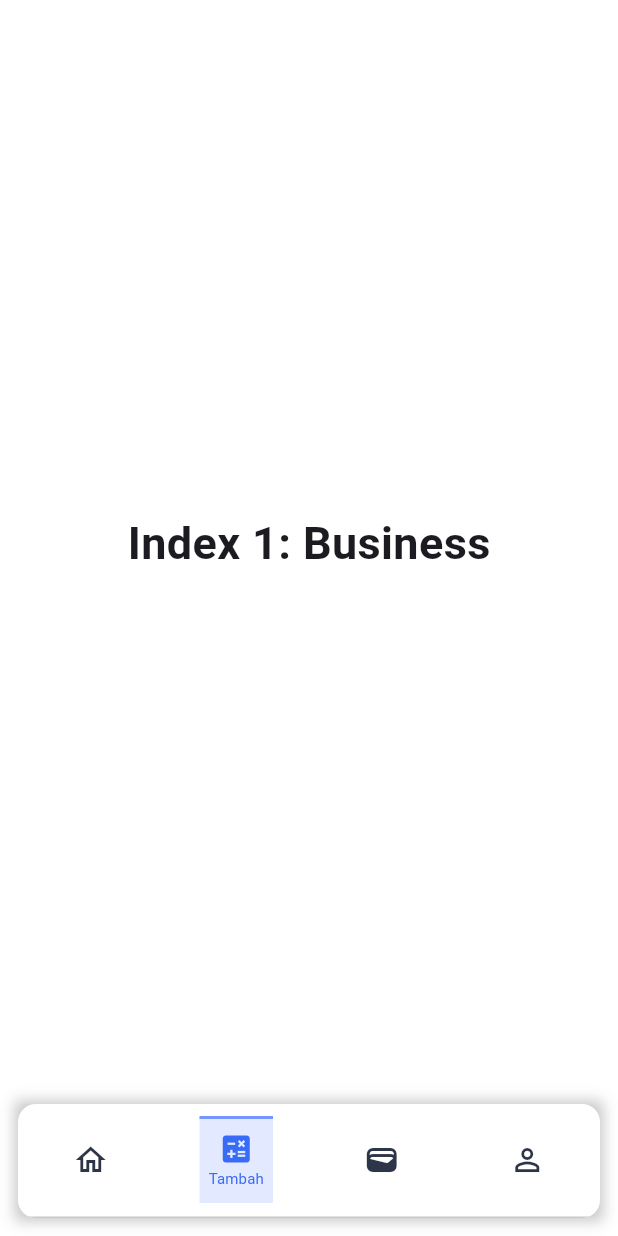
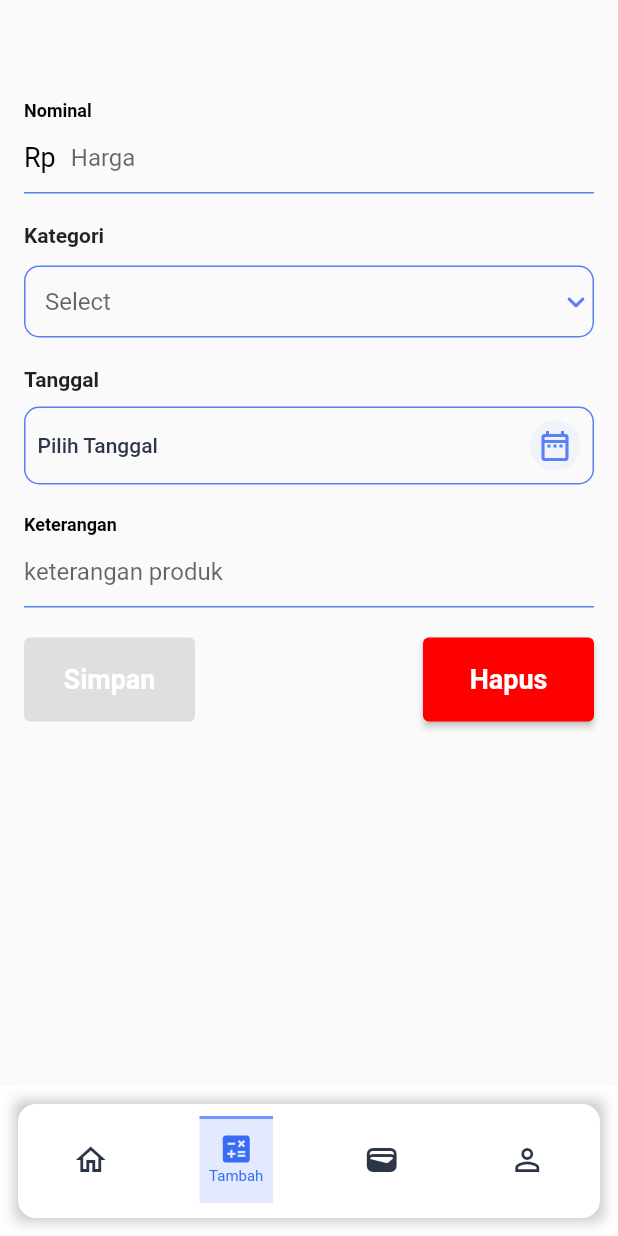
Before and after one commit to adhityabagasmiwa98/flutter-ngirit, a Flutter app: the MainPage screen opened directly, item 2 of the bottom bar chosen, on a phone screen of 412 x 824 dp. Run offline on Flutter 3.47's test engine with Material 2 defaults, Android fonts, the phone set to English and light mode, and no system bars; our stand-ins replace fl_chart.

Commit message:
slicing form screen

```diff
--- a/lib/main.dart
+++ b/lib/main.dart
@@ -1,5 +1,6 @@
 import 'package:flutter/material.dart';
 import 'package:flutter_ngirit/presentation/misc/app_colors.dart';
+import 'package:flutter_ngirit/presentation/pages/form_screen/form_screen_page.dart';
 import 'package:flutter_ngirit/presentation/pages/splash_screen/splash_screen_page.dart';
 
 void main() {
@@ -16,9 +17,9 @@ class MyApp extends StatelessWidget {
       debugShowCheckedModeBanner: false,
       theme: ThemeData(
         colorScheme: ColorScheme.fromSeed(seedColor: colorPrimary),
-        useMaterial3: true,
+        useMaterial3: false,
       ),
-      home: const SplashScreenPage(),
+      home: const FormScreenPage(),
     );
   }
 }
--- a/lib/presentation/misc/app_colors.dart
+++ b/lib/presentation/misc/app_colors.dart
@@ -2,6 +2,8 @@ import 'package:flutter/material.dart';
 
 const Color colorPrimary = Color.fromRGBO(1, 26, 253, 1);
 const Color colorSecondary = Color.fromRGBO(0, 0, 0, 0.17);
+const Color colorRed = Color.fromRGBO(255, 0, 0, 1);
+const Color colorBlue = Color.fromRGBO(89, 128, 248, 1);
 
 const Color darkBlue = Color.fromRGBO(13, 70, 240, 0.12);
 const Color darkBlack = Color.fromRGBO(217, 217, 217, 1);
--- a/lib/presentation/misc/app_styles.dart
+++ b/lib/presentation/misc/app_styles.dart
@@ -4,6 +4,7 @@ import 'app_sizes.dart';
 const TextStyle _textStyleW400 = TextStyle(fontWeight: FontWeight.w400);
 TextStyle textStyleW400S10 = _textStyleW400.copyWith(fontSize: AppSize.text10);
 TextStyle textStyleW400S12 = _textStyleW400.copyWith(fontSize: AppSize.text12);
+TextStyle textStyleW400S18 = _textStyleW400.copyWith(fontSize: AppSize.text18);
 
 const TextStyle _textStyleW500 = TextStyle(fontWeight: FontWeight.w500);
 TextStyle textStyleW500S12 = _textStyleW500.copyWith(fontSize: AppSize.text12);
--- /dev/null
+++ b/lib/presentation/pages/form_screen/form_screen_controller.dart
@@ -0,0 +1,60 @@
+import 'package:flutter/material.dart';
+
+class FormScreenController {
+  bool _nominalValid = false,
+      _categoryValid = false,
+      _dateValid = false,
+      _descriptionValid = false;
+
+  List<String> categoryData = [
+    'Makanan dan Minuman',
+    'Belanja Bulanan',
+    'Hiburan',
+    'Tagihan',
+    'Bensin',
+  ];
+
+  final TextEditingController _nominalTextController = TextEditingController();
+  final TextEditingController _descriptionTextController =
+      TextEditingController();
+
+  TextEditingController get nominalTextController => _nominalTextController;
+  TextEditingController get descriptionTextController =>
+      _descriptionTextController;
+
+  String _categoryValue = '';
+  String _dateValue = '';
+
+  String get categoryValue => _categoryValue;
+  String get dateValue => _dateValue;
+
+  void validateNominal() {
+    _nominalValid = _nominalTextController.text.isNotEmpty;
+  }
+
+  void validateCategory(String value) {
+    _categoryValid = value.isNotEmpty;
+    _categoryValue = value;
+  }
+
+  void validateDate(String value) {
+    _dateValid = value.isNotEmpty;
+    _dateValue = value;
+  }
+
+  void validateDescription() {
+    _descriptionValid = _descriptionTextController.text.isNotEmpty;
+  }
+
+  void handleSubmitButton() {
+    // TODO : Push to API
+    print('Nominal : ' + nominalTextController.text);
+    print('Kategori : ' + categoryValue);
+    print('Tanggal : ' + dateValue);
+    print('Keterangan : ' + descriptionTextController.text);
+  }
+
+  bool isBtnEnabled() {
+    return _nominalValid && _descriptionValid && _categoryValid && _dateValid;
+  }
+}
--- /dev/null
+++ b/lib/presentation/pages/form_screen/form_screen_page.dart
@@ -0,0 +1,130 @@
+import 'package:flutter/material.dart';
+import 'package:flutter_ngirit/presentation/misc/app_strings.dart';
+import 'package:flutter_ngirit/presentation/pages/form_screen/form_screen_controller.dart';
+import 'package:flutter_ngirit/presentation/widgets/common_button.dart';
+import 'package:flutter_ngirit/presentation/widgets/common_date_input.dart';
+import 'package:flutter_ngirit/presentation/widgets/common_dropdown_input.dart';
+import 'package:flutter_ngirit/presentation/widgets/commont_text_input.dart';
+import 'package:flutter_ngirit/presentation/widgets/common_modal.dart';
+
+import '../../misc/app_colors.dart';
+
+class FormScreenPage extends StatefulWidget {
+  const FormScreenPage({super.key});
+
+  @override
+  State<FormScreenPage> createState() => _FormScreenPageState();
+}
+
+class _FormScreenPageState extends State<FormScreenPage> {
+  late FormScreenController _controller;
+
+  @override
+  void initState() {
+    super.initState();
+    _controller = FormScreenController();
+  }
+
+  @override
+  Widget build(BuildContext context) {
+    return Scaffold(
+      body: SafeArea(
+        child: ListView(
+          padding: const EdgeInsets.only(
+            left: 16,
+            right: 16,
+            top: 67,
+          ),
+          children: [
+            CommonTextInput(
+              labelText: 'Nominal',
+              placeholder: 'Harga',
+              controller: _controller.nominalTextController,
+              onChanged: (value) {
+                setState(() {
+                  _controller.validateNominal();
+                });
+              },
+              withBorderBottom: true,
+              withAddon: true,
+              addonText: 'Rp',
+              isNumber: true,
+            ),
+            const SizedBox(height: 20),
+            CommonDropdownInput(
+              labelText: 'Kategori',
+              placeholder: 'Select',
+              data: _controller.categoryData,
+              onChanged: (value) {
+                setState(() {
+                  _controller.validateCategory(value ?? '');
+                });
+              },
+            ),
+            const SizedBox(height: 20),
+            CommonDateInput(
+              labelText: 'Tanggal',
+              placeholder: 'Pilih Tanggal',
+              value: _controller.dateValue,
+              onChanged: (value) {
+                setState(() {
+                  _controller.validateDate(value);
+                });
+              },
+            ),
+            const SizedBox(height: 20),
+            CommonTextInput(
+              labelText: 'Keterangan',
+              placeholder: 'keterangan produk',
+              controller: _controller.descriptionTextController,
+              onChanged: (value) {
+                setState(() {
+                  _controller.validateDescription();
+                });
+              },
+              withBorderBottom: true,
+            ),
+            const SizedBox(height: 20),
+            Row(
+              mainAxisAlignment: MainAxisAlignment.spaceBetween,
+              children: [
+                CommonButton(
+                  text: 'Simpan',
+                  textColor: Colors.white,
+                  backgroundColor: lightBlue,
+                  onPressed: () {
+                    _controller.handleSubmitButton();
+                  },
+                  width: 114,
+                  height: 56,
+                  isEnabled: _controller.isBtnEnabled(),
+                ),
+
+                /* TODO : Will Handle Later */
+                CommonButton(
+                  text: 'Hapus',
+                  textColor: Colors.white,
+                  backgroundColor: colorRed,
+                  onPressed: () {
+                    showDialog(
+                      context: context,
+                      builder: (BuildContext context) {
+                        return const CommonModal(
+                          image: '${AppStrings.imagePath}img_success.png',
+                          message: 'Transaksi  Berhasil Tersimpan',
+                        );
+                      },
+                    );
+                  },
+                  width: 114,
+                  height: 56,
+                  isEnabled: true,
+                ),
+              ],
+            ),
+          ],
+        ),
+      ),
+    );
+  }
+}
--- a/lib/presentation/pages/main/main_controller.dart
+++ b/lib/presentation/pages/main/main_controller.dart
@@ -1,4 +1,5 @@
 import 'package:flutter/material.dart';
+import 'package:flutter_ngirit/presentation/pages/form_screen/form_screen_page.dart';
 import 'package:flutter_ngirit/presentation/pages/home/home_page.dart';
 
 class MainController {
@@ -16,10 +17,7 @@ class MainController {
 
   final List<Widget> bodyView = const <Widget>[
     HomePage(),
-    Text(
-      'Index 1: Business',
-      style: optionStyle,
-    ),
+    FormScreenPage(),
     Text(
       'Index 2: School',
       style: optionStyle,
--- a/lib/presentation/widgets/common_button.dart
+++ b/lib/presentation/widgets/common_button.dart
@@ -6,12 +6,15 @@ import '../misc/app_colors.dart';
 class CommonButton extends StatelessWidget {
   final Color backgroundColor, textColor;
   final String text;
+  final double width, height;
   final Function() onPressed;
   final bool? isEnabled;
 
   const CommonButton({
     super.key,
     this.isEnabled = true,
+    this.width = double.infinity,
+    this.height = 38,
     required this.text,
     required this.textColor,
     required this.backgroundColor,
@@ -22,12 +25,13 @@ class CommonButton extends StatelessWidget {
   Widget build(BuildContext context) {
     return ElevatedButton(
       style: ElevatedButton.styleFrom(
-          backgroundColor:
-              isEnabled ?? true ? backgroundColor : disabledButton),
+        backgroundColor: isEnabled ?? true ? backgroundColor : disabledButton,
+        fixedSize: Size(width, height),
+      ),
       onPressed: isEnabled ?? true ? onPressed : null,
       child: Text(
         text,
-        style: textStyleW500S12.copyWith(
+        style: textStyleW700S18.copyWith(
           color: textColor,
         ),
       ),
--- /dev/null
+++ b/lib/presentation/widgets/common_date_input.dart
@@ -0,0 +1,82 @@
+import 'package:flutter/material.dart';
+import 'package:flutter_ngirit/presentation/misc/app_colors.dart';
+import 'package:intl/intl.dart';
+
+class CommonDateInput extends StatelessWidget {
+  final String labelText, placeholder, value;
+  final Function(String) onChanged;
+
+  const CommonDateInput({
+    super.key,
+    required this.labelText,
+    required this.placeholder,
+    required this.onChanged,
+    this.value = '',
+  });
+
+  @override
+  Widget build(BuildContext context) {
+    void showDatePickerModal() {
+      showDatePicker(
+        context: context,
+        initialDate: DateTime.now(),
+        firstDate: DateTime(2000),
+        lastDate: DateTime(2025),
+      ).then((value) {
+        String date =
+            DateFormat('dd MMMM yyyy').format(value ?? DateTime.now());
+        onChanged(date);
+      });
+    }
+
+    return Column(
+      crossAxisAlignment: CrossAxisAlignment.start,
+      children: [
+        Text(
+          labelText,
+          style: const TextStyle(
+            fontWeight: FontWeight.bold,
+          ),
+        ),
+        const SizedBox(height: 10),
+        Container(
+          width: double.infinity,
+          decoration: BoxDecoration(
+            border: Border.all(
+              color: colorBlue,
+              width: 1,
+            ),
+            borderRadius: BorderRadius.circular(10),
+          ),
+          child: TextButton(
+            onPressed: showDatePickerModal,
+            child: Row(
+              mainAxisAlignment: MainAxisAlignment.spaceBetween,
+              children: [
+                Text(
+                  value.isNotEmpty ? value : placeholder,
+                  style: const TextStyle(
+                    color: Color(0xff2D3648),
+                  ),
+                ),
+                Container(
+                  width: 34,
+                  height: 34,
+                  decoration: BoxDecoration(
+                    color: colorBlue.withAlpha(15),
+                    borderRadius: BorderRadius.circular(100),
+                  ),
+                  child: const Icon(
+                    Icons.date_range_outlined,
+                    color: colorBlue,
+                    size: 24,
+                  ),
+                )
+              ],
+            ),
+          ),
+        ),
+      ],
+    );
+  }
+}
--- /dev/null
+++ b/lib/presentation/widgets/common_dropdown_input.dart
@@ -0,0 +1,71 @@
+import 'package:flutter/material.dart';
+
+import '../misc/app_colors.dart';
+
+class CommonDropdownInput extends StatelessWidget {
+  final String labelText, placeholder;
+  final List<String> data;
+  final void Function(String?)? onChanged;
+
+  const CommonDropdownInput({
+    super.key,
+    required this.labelText,
+    required this.placeholder,
+    required this.data,
+    this.onChanged,
+  });
+
+  @override
+  Widget build(BuildContext context) {
+    return Column(
+      crossAxisAlignment: CrossAxisAlignment.start,
+      children: [
+        Text(
+          labelText,
+          style: const TextStyle(
+            fontWeight: FontWeight.bold,
+          ),
+        ),
+        const SizedBox(height: 12),
+        DropdownButtonFormField<String>(
+          icon: const Icon(
+            Icons.keyboard_arrow_down_rounded,
+            color: colorBlue,
+          ),
+          elevation: 1,
+          borderRadius: BorderRadius.circular(8),
+          hint: Text(placeholder),
+          decoration: InputDecoration(
+            contentPadding: const EdgeInsets.symmetric(
+              vertical: 12,
+              horizontal: 14,
+            ),
+            enabledBorder: OutlineInputBorder(
+              borderRadius: BorderRadius.circular(10),
+              borderSide: const BorderSide(
+                color: colorBlue,
+                width: 1,
+              ),
+            ),
+            focusedBorder: OutlineInputBorder(
+              borderRadius: BorderRadius.circular(10),
+              borderSide: const BorderSide(
+                color: colorBlue,
+                width: 1,
+              ),
+            ),
+          ),
+          items: data.map((String value) {
+            return DropdownMenuItem(
+              value: value,
+              child: Text(
+                value,
+              ),
+            );
+          }).toList(),
+          onChanged: onChanged,
+        )
+      ],
+    );
+  }
+}
--- /dev/null
+++ b/lib/presentation/widgets/common_modal.dart
@@ -0,0 +1,51 @@
+import 'package:flutter/material.dart';
+import 'package:flutter_ngirit/presentation/misc/app_styles.dart';
+
+class CommonModal extends StatelessWidget {
+  final String image;
+  final String message;
+
+  const CommonModal({
+    Key? key,
+    required this.image,
+    required this.message,
+  }) : super(key: key);
+
+  @override
+  Widget build(BuildContext context) {
+    return Dialog(
+      insetPadding: const EdgeInsets.symmetric(
+        horizontal: 0.0,
+      ),
+      shape: RoundedRectangleBorder(
+        borderRadius: BorderRadius.circular(8),
+      ),
+      elevation: 0,
+      child: Container(
+        width: double.infinity,
+        padding: const EdgeInsets.only(
+          top: 94,
+          left: 77,
+          right: 77,
+          bottom: 25,
+        ),
+        child: Column(
+          mainAxisSize: MainAxisSize.min,
+          children: [
+            Image.asset(
+              image, // Replace with your own image path
+              height: 100,
+              width: 100,
+            ),
+            const SizedBox(height: 20),
+            Text(
+              message,
+              textAlign: TextAlign.center,
+              style: textStyleW700S24.copyWith(),
+            ),
+          ],
+        ),
+      ),
+    );
+  }
+}
--- a/lib/presentation/widgets/commont_text_input.dart
+++ b/lib/presentation/widgets/commont_text_input.dart
@@ -1,19 +1,25 @@
 import 'package:flutter/material.dart';
+import 'package:flutter/services.dart';
 import 'package:flutter_ngirit/presentation/misc/app_colors.dart';
 import 'package:flutter_ngirit/presentation/misc/app_sizes.dart';
 import 'package:flutter_ngirit/presentation/misc/app_styles.dart';
 
 class CommonTextInput extends StatelessWidget {
-  final String labelText, placeholder;
+  final String labelText, placeholder, addonText;
   final TextEditingController controller;
-  final bool? isPassword, textObscured;
+  final bool? isPassword, isNumber, textObscured, withBorderBottom, withAddon;
   final Function()? onVisibilityPressed;
   final Function(String)? onChanged;
+
   const CommonTextInput({
     super.key,
     this.onVisibilityPressed,
     this.isPassword = false,
+    this.isNumber = false,
     this.textObscured = true,
+    this.withBorderBottom = false,
+    this.withAddon = false,
+    this.addonText = "@",
     this.onChanged,
     required this.labelText,
     required this.placeholder,
@@ -25,28 +31,72 @@ class CommonTextInput extends StatelessWidget {
     return Column(
       children: [
         Container(
-          padding: const EdgeInsets.only(bottom: 5, top: 5),
+          padding: const EdgeInsets.only(bottom: 0, top: 0),
           alignment: Alignment.centerLeft,
-          child: Text(labelText,
-              style: textStyleW400S12.copyWith(color: lightBlack)),
+          child: Text(
+            labelText,
+            style: textStyleW400S12.copyWith(
+              color: lightBlack,
+              fontWeight: FontWeight.bold,
+            ),
+          ),
         ),
         TextFormField(
           controller: controller,
           onChanged: onChanged,
+          keyboardType:
+              (isNumber ?? false) ? TextInputType.number : TextInputType.none,
+          inputFormatters: (isNumber ?? false)
+              ? [FilteringTextInputFormatter.digitsOnly]
+              : [],
           decoration: InputDecoration(
-            contentPadding:
-                const EdgeInsets.symmetric(vertical: 0, horizontal: 10),
+            contentPadding: (withBorderBottom ?? false)
+                ? const EdgeInsets.symmetric(vertical: 12)
+                : const EdgeInsets.symmetric(vertical: 0, horizontal: 10),
             hintText: placeholder,
             fillColor: Colors.white,
+            prefixIcon: (withAddon ?? false)
+                ? Container(
+                    padding: const EdgeInsets.only(right: 10),
+                    child: Text(
+                      addonText,
+                      style: textStyleW400S18.copyWith(
+                        color: lightBlack,
+                      ),
+                    ),
+                  )
+                : null,
+            prefixIconConstraints:
+                const BoxConstraints(minWidth: 10, minHeight: 0),
             suffixIcon: _suffixIcon(),
-            focusedBorder: OutlineInputBorder(
-              borderRadius: BorderRadius.circular(AppSize.dimen8),
-              borderSide: const BorderSide(color: lightBlue, width: 1.0),
-            ),
-            enabledBorder: OutlineInputBorder(
-              borderRadius: BorderRadius.circular(AppSize.dimen8),
-              borderSide: const BorderSide(color: lightBlue, width: 1.0),
-            ),
+            focusedBorder: (withBorderBottom ?? false)
+                ? const UnderlineInputBorder(
+                    borderSide: BorderSide(
+                      width: 1,
+                      color: Color(0xff5980F8),
+                    ),
+                  )
+                : OutlineInputBorder(
+                    borderRadius: BorderRadius.circular(AppSize.dimen8),
+                    borderSide: const BorderSide(
+                      color: lightBlue,
+                      width: 1.0,
+                    ),
+                  ),
+            enabledBorder: (withBorderBottom ?? false)
+                ? const UnderlineInputBorder(
+                    borderSide: BorderSide(
+                      width: 1,
+                      color: Color(0xff5980F8),
+                    ),
+                  )
+                : OutlineInputBorder(
+                    borderRadius: BorderRadius.circular(AppSize.dimen8),
+                    borderSide: const BorderSide(
+                      color: lightBlue,
+                      width: 1.0,
+                    ),
+                  ),
           ),
           obscureText: _showPassword(),
         )
--- a/pubspec.yaml
+++ b/pubspec.yaml
@@ -38,6 +38,7 @@ dependencies:
   flutter_svg: ^2.0.7
   fl_chart: ^0.63.0
   url_launcher: ^6.1.11
+  intl: ^0.18.1
 
 dev_dependencies:
   flutter_test:
```
Also changed, not shown: lib/presentation/assets/images/img_success.png (added).
